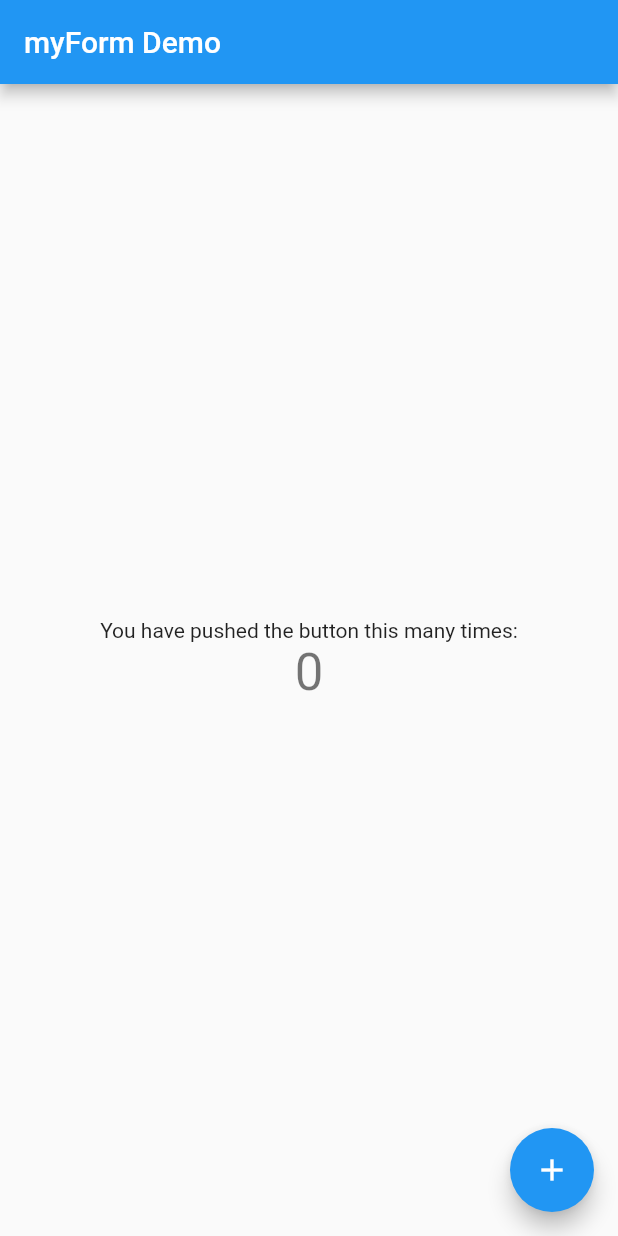
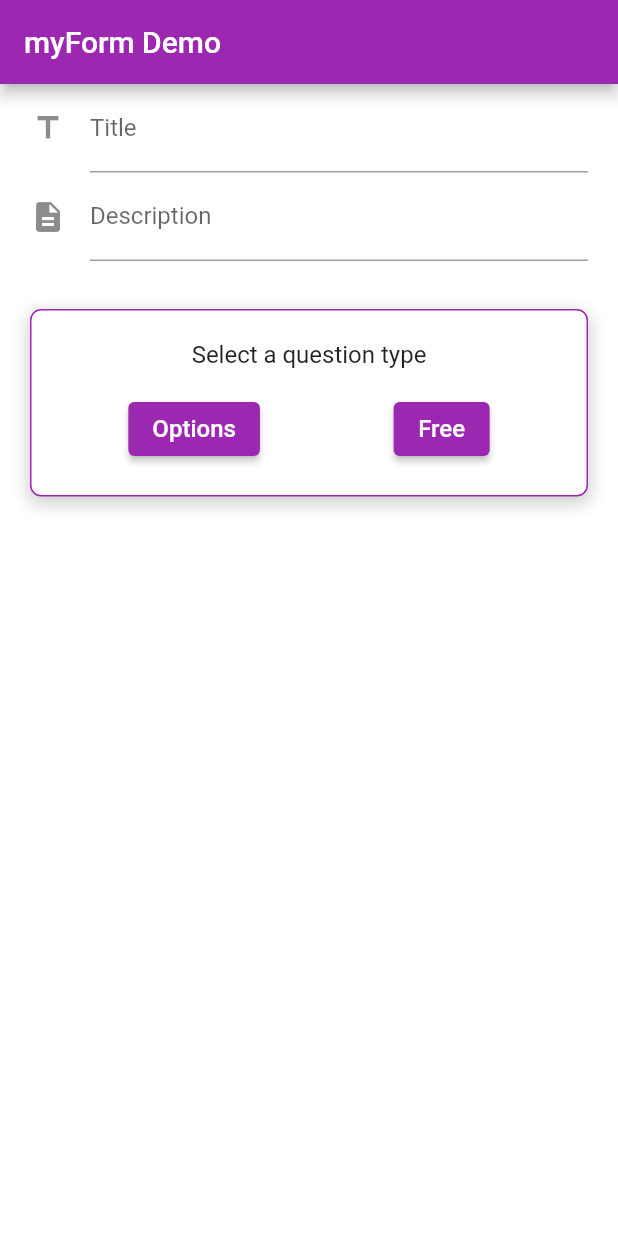
Before and after one commit to pablohs1986/myform_flutter, a Flutter app: the screen it shows after launch, on a phone screen of 412 x 824 dp. Run offline on Flutter 3.47's test engine with Material 2 defaults, Android fonts, the phone set to English and light mode, and no system bars.

Commit message:
Working on DynamicForm

```diff
--- a/myform/lib/myform.dart
+++ b/myform/lib/myform.dart
@@ -1,7 +1,4 @@
 library myform;
 
-/// A Calculator.
-class Calculator {
-  /// Returns [value] plus 1.
-  int addOne(int value) => value + 1;
-}
+export 'src/DynamicForm.dart';
+export 'src/ResponseForm.dart';
--- /dev/null
+++ b/myform/lib/src/DynamicForm.dart
@@ -0,0 +1,262 @@
+import 'package:flutter/material.dart';
+import 'package:myform/src/models/Question.dart';
+import 'package:myform/src/widgets/InformationPanel.dart';
+
+class DynamicForm extends StatefulWidget {
+  DynamicForm({
+    Key? key,
+    required this.borderColor,
+    required this.borderRadius,
+    required this.shadowColor,
+    required this.titleLableText,
+    required this.titleHintText,
+    required this.titleValidationError,
+    required this.descriptionLableText,
+    required this.descriptionHintText,
+    required this.descriptionValidationError,
+    required this.selectorText,
+    required this.buttonSelectOptionsTypeQuestionText,
+    required this.buttonSelectFreeTypeQuestionText,
+  }) : super(key: key);
+
+  final Color borderColor;
+  final double borderRadius;
+  final Color shadowColor;
+  final String titleLableText;
+  final String titleHintText;
+  final String titleValidationError;
+  final String descriptionLableText;
+  final String descriptionHintText;
+  final String descriptionValidationError;
+  final String selectorText;
+  final String buttonSelectOptionsTypeQuestionText;
+  final String buttonSelectFreeTypeQuestionText;
+
+  @override
+  _DynamicFormState createState() => _DynamicFormState();
+}
+
+class _DynamicFormState extends State<DynamicForm> {
+  final formKey = GlobalKey<FormState>();
+
+  String title = "";
+  String description = "";
+  List<Question> preguntas = [];
+  List<Widget> widgetsPreguntas = [];
+  String selectedQuestionType = "selector";
+
+  @override
+  Widget build(BuildContext context) {
+    return form();
+  }
+
+  Widget form() {
+    return Form(
+        key: formKey,
+        child: Column(children: <Widget>[
+          titleInput(),
+          descriptionInput(),
+          Divider(
+            color: Colors.transparent,
+          ),
+          Container(
+            color: Colors.white,
+            child: Column(
+              children: widgetsPreguntas,
+            ),
+          ),
+          Divider(
+            color: Colors.transparent,
+          ),
+          if (this.selectedQuestionType == "selector") questionTypeSelector(),
+          if (this.selectedQuestionType == "options") optionTypeQuestionForm(),
+          // if (this.selectedQuestionType == "free")
+          // formularioPreguntaLibre(),
+        ]));
+  }
+
+  Widget titleInput() {
+    return TextFormField(
+      keyboardType: TextInputType.text,
+      decoration: InputDecoration(
+        border: UnderlineInputBorder(),
+        labelText: widget.titleLableText,
+        hintText: widget.titleHintText,
+        icon: Icon(Icons.title),
+      ),
+      onChanged: (value) {
+        setState(() {
+          this.title = value;
+        });
+      },
+      validator: (value) {
+        if (value!.length == 0 || value.isEmpty) {
+          return widget.titleValidationError;
+        }
+        return null;
+      },
+    );
+  }
+
+  Widget descriptionInput() {
+    return TextFormField(
+      keyboardType: TextInputType.multiline,
+      maxLines: null,
+      decoration: InputDecoration(
+        border: UnderlineInputBorder(),
+        labelText: widget.descriptionLableText,
+        hintText: widget.descriptionHintText,
+        icon: Icon(Icons.description),
+      ),
+      onChanged: (value) {
+        setState(() {
+          this.title = value;
+        });
+      },
+      validator: (value) {
+        if (value!.length == 0 || value.isEmpty) {
+          return widget.descriptionValidationError;
+        }
+        return null;
+      },
+    );
+  }
+
+  Widget questionTypeSelector() {
+    return Container(
+      decoration: BoxDecoration(
+        color: Colors.white,
+        border: Border.all(color: widget.borderColor),
+        borderRadius: BorderRadius.all(Radius.circular(widget.borderRadius)),
+        boxShadow: [
+          BoxShadow(
+            color: widget.shadowColor.withOpacity(0.50),
+            spreadRadius: 1,
+            blurRadius: 9,
+            offset: Offset(0, 4), // changes position of shadow
+          ),
+        ],
+      ),
+      child: Padding(
+        padding: const EdgeInsets.all(20.0),
+        child: Column(
+          children: [
+            Text(
+              widget.selectorText,
+              style: TextStyle(fontSize: 16),
+            ),
+            Divider(
+              color: Colors.transparent,
+            ),
+            Row(
+              mainAxisAlignment: MainAxisAlignment.spaceAround,
+              children: [
+                buttonSelectOptionsTypeQuestion(),
+                buttonSelectFreeAnswerTypeQuestion(),
+              ],
+            ),
+          ],
+        ),
+      ),
+    );
+  }
+
+  Widget buttonSelectOptionsTypeQuestion() {
+    return ElevatedButton(
+        onPressed: () {
+          if (formKey.currentState!.validate()) {
+            setState(() {
+              selectedQuestionType = "options";
+            });
+          }
+        },
+        child: Text(
+          widget.buttonSelectOptionsTypeQuestionText,
+          style: TextStyle(fontSize: 16),
+        ));
+  }
+
+  Widget buttonSelectFreeAnswerTypeQuestion() {
+    return ElevatedButton(
+        onPressed: () {
+          if (formKey.currentState!.validate()) {
+            setState(() {
+              selectedQuestionType = "free";
+            });
+          }
+        },
+        child: Text(
+          widget.buttonSelectFreeTypeQuestionText,
+          style: TextStyle(fontSize: 16),
+        ));
+  }
+
+  // TODO:
+  // Widget optionTypeQuestionForm() {
+  //   return Container(
+  //     decoration: BoxDecoration(
+  //         border: Border.all(
+  //           color: widget.borderColor,
+  //         ),
+  //         borderRadius: BorderRadius.all(Radius.circular(20)),
+  //         boxShadow: [
+  //           BoxShadow(
+  //             color: widget.shadowColor.withOpacity(0.50),
+  //             spreadRadius: 1,
+  //             blurRadius: 9,
+  //             offset: Offset(0, 4), // changes position of shadow
+  //           ),
+  //         ]),
+  //     child: Padding(
+  //       padding: const EdgeInsets.all(20.0),
+  //       child: Column(
+  //         children: [
+  //           textoFormularioPreguntaSeleccion(),
+  //           Container(
+  //             color: Colors.white,
+  //             child: Column(
+  //               children: widgetsOpcionesPreguntaSeleccion,
+  //             ),
+  //           ),
+  //           if (widgetsOpcionesPreguntaSeleccion.length <= 3)
+  //             opcionFormularioPreguntaSeleccion(),
+  //           Padding(
+  //             padding: const EdgeInsets.only(top: 25.0),
+  //             child: Row(
+  //               mainAxisAlignment: MainAxisAlignment.center,
+  //               children: [
+  //                 botonBorrarPreguntaSeleccion(),
+  //                 botonAniadirPreguntaSeleccion(),
+  //               ],
+  //             ),
+  //           ),
+  //         ],
+  //       ),
+  //     ),
+  //   );
+  // }
+
+  // TODO:
+  // Widget textoFormularioPreguntaSeleccion() {
+  //   return TextFormField(
+  //     controller: _controladorPreguntaSeleccion,
+  //     keyboardType: TextInputType.multiline,
+  //     maxLines: null,
+  //     decoration: InputDecoration(
+  //       border: UnderlineInputBorder(),
+  //       labelText: 'Pregunta',
+  //       hintText: 'Escribe una pregunta',
+  //       icon: Icon(Icons.question_answer),
+  //     ),
+  //     onChanged: (value) => setState(() {
+  //       textoPreguntaSeleccion = value;
+  //     }),
+  //     validator: (value) {
+  //       if (value!.length == 0 || value.isEmpty) {
+  //         return 'Por favor, introduce una pregunta.';
+  //       }
+  //       return null;
+  //     },
+  //   );
+  // }
+}
--- /dev/null
+++ b/myform/lib/src/models/Question.dart
@@ -0,0 +1,18 @@
+class Question {
+  int type; // libre (0) o seleccion (1)
+  String text;
+  String answerType;
+  List<String> options;
+
+  Question({
+    required this.type,
+    required this.text,
+    required this.answerType,
+    required this.options,
+  });
+
+  @override
+  String toString() {
+    return 'Question(type: $type, text: $text, answerType: $answerType, options: $options)';
+  }
+}
--- /dev/null
+++ b/myform/lib/src/widgets/InformationPanel.dart
@@ -0,0 +1,22 @@
+import 'package:flutter/material.dart';
+
+class InformationPanel extends StatefulWidget {
+  InformationPanel({Key? key, required this.texto, required this.color})
+      : super(key: key);
+
+  String texto;
+  Color color;
+
+  @override
+  _InformationPanelState createState() => _InformationPanelState();
+}
+
+class _InformationPanelState extends State<InformationPanel> {
+  @override
+  Widget build(BuildContext context) {
+    return Text(
+      widget.texto,
+      style: TextStyle(fontSize: 15, color: widget.color),
+    );
+  }
+}
--- a/myform_example/lib/main.dart
+++ b/myform_example/lib/main.dart
@@ -1,4 +1,5 @@
 import 'package:flutter/material.dart';
+import 'package:myform/myform.dart';
 
 void main() {
   runApp(MyApp());
@@ -9,9 +10,10 @@ class MyApp extends StatelessWidget {
   @override
   Widget build(BuildContext context) {
     return MaterialApp(
+      debugShowCheckedModeBanner: false,
       title: 'myForm Demo',
       theme: ThemeData(
-        primarySwatch: Colors.blue,
+        primarySwatch: Colors.purple,
       ),
       home: MyHomePage(title: 'myForm Demo'),
     );
@@ -37,68 +39,30 @@ class MyHomePage extends StatefulWidget {
 }
 
 class _MyHomePageState extends State<MyHomePage> {
-  int _counter = 0;
-
-  void _incrementCounter() {
-    setState(() {
-      // This call to setState tells the Flutter framework that something has
-      // changed in this State, which causes it to rerun the build method below
-      // so that the display can reflect the updated values. If we changed
-      // _counter without calling setState(), then the build method would not be
-      // called again, and so nothing would appear to happen.
-      _counter++;
-    });
-  }
-
   @override
   Widget build(BuildContext context) {
-    // This method is rerun every time setState is called, for instance as done
-    // by the _incrementCounter method above.
-    //
-    // The Flutter framework has been optimized to make rerunning build methods
-    // fast, so that you can just rebuild anything that needs updating rather
-    // than having to individually change instances of widgets.
     return Scaffold(
+      backgroundColor: Colors.white,
       appBar: AppBar(
-        // Here we take the value from the MyHomePage object that was created by
-        // the App.build method, and use it to set our appbar title.
         title: Text(widget.title),
       ),
-      body: Center(
-        // Center is a layout widget. It takes a single child and positions it
-        // in the middle of the parent.
-        child: Column(
-          // Column is also a layout widget. It takes a list of children and
-          // arranges them vertically. By default, it sizes itself to fit its
-          // children horizontally, and tries to be as tall as its parent.
-          //
-          // Invoke "debug painting" (press "p" in the console, choose the
-          // "Toggle Debug Paint" action from the Flutter Inspector in Android
-          // Studio, or the "Toggle Debug Paint" command in Visual Studio Code)
-          // to see the wireframe for each widget.
-          //
-          // Column has various properties to control how it sizes itself and
-          // how it positions its children. Here we use mainAxisAlignment to
-          // center the children vertically; the main axis here is the vertical
-          // axis because Columns are vertical (the cross axis would be
-          // horizontal).
-          mainAxisAlignment: MainAxisAlignment.center,
-          children: <Widget>[
-            Text(
-              'You have pushed the button this many times:',
-            ),
-            Text(
-              '$_counter',
-              style: Theme.of(context).textTheme.headline4,
-            ),
-          ],
+      body: Padding(
+        padding: const EdgeInsets.only(left: 20.0, right: 20.0),
+        child: DynamicForm(
+          borderColor: Colors.purple,
+          borderRadius: 7.5,
+          shadowColor: Colors.grey,
+          titleHintText: 'Title',
+          titleLableText: 'Title',
+          titleValidationError: 'Please, enter a title',
+          descriptionHintText: 'Description',
+          descriptionLableText: 'Description',
+          descriptionValidationError: 'Please, enter a description',
+          buttonSelectFreeTypeQuestionText: 'Free',
+          buttonSelectOptionsTypeQuestionText: 'Options',
+          selectorText: 'Select a question type',
         ),
       ),
-      floatingActionButton: FloatingActionButton(
-        onPressed: _incrementCounter,
-        tooltip: 'Increment',
-        child: Icon(Icons.add),
-      ), // This trailing comma makes auto-formatting nicer for build methods.
     );
   }
 }
--- a/myform_example/pubspec.yaml
+++ b/myform_example/pubspec.yaml
@@ -1,5 +1,5 @@
 name: myform_example
-description: A new Flutter project.
+description: A myForm example.
 
 # The following line prevents the package from being accidentally published to
 # pub.dev using `pub publish`. This is preferred for private packages.
```
Also changed, not shown: myform/lib/src/ResponseForm.dart (added), 2 other files.
